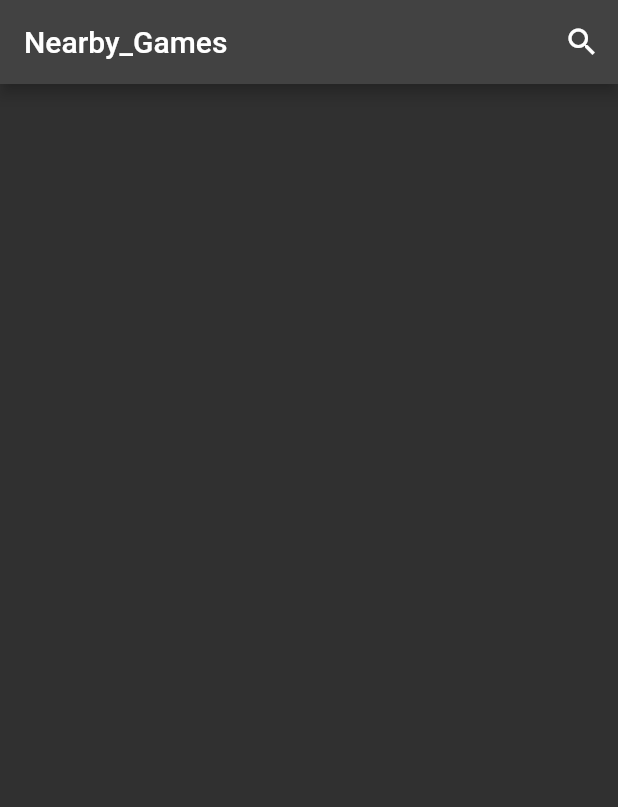
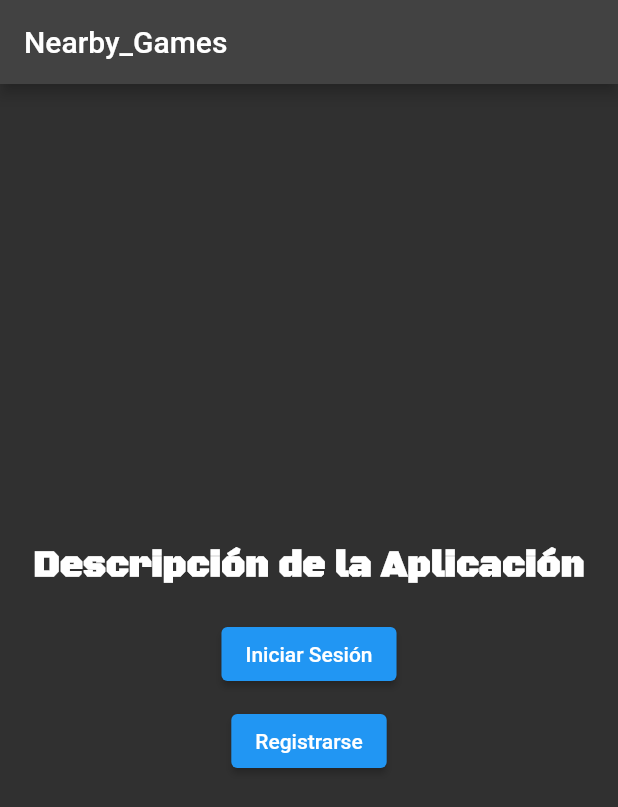
Before and after one commit to Gabriel-Guz/DMI_Integradora_Videojuego, a Flutter app: the Home screen opened directly, on a phone screen of 412 x 824 dp. Shown: the top 807 px of the screen. Run offline on Flutter 3.47's test engine with Material 2 defaults, Android fonts, the phone set to English and light mode, and no system bars.

```diff
--- a/nearby_games_integradora/lib/home.dart
+++ b/nearby_games_integradora/lib/home.dart
@@ -1,48 +1,48 @@
-// Creado por:
-// Asignatura: Desarrollo Movil Integral
-//Grado: 10   Grupo: "A"
-// Docente: MTI. Marco Antonio Ramirez Hernandez
-import 'package:flutter/material.dart'; // Importa la biblioteca Flutter para construir interfaces de usuario.
+import 'package:flutter/material.dart';
+import 'package:nearby_games_integradora/login.dart';
+import 'package:nearby_games_integradora/register.dart';
 
-class Home extends StatefulWidget {
-  const Home(
-      {super.key}); // Constructor de Home con un parámetro opcional llamado key.
-  @override
-  State<Home> createState() =>
-      _HomeState(); // Define una clase que extiende StatefulWidget y proporciona un método para crear su estado interno.
-}
-
-class _HomeState extends State<Home> {
-  // Define una clase que extiende State y representa el estado interno de Home.
-
-  // Estilo de fuente personalizado
-  final TextStyle customTextStyle = TextStyle(
-    fontFamily: 'MiFuente', // Nombre de la fuente definido en pubspec.yaml
-    fontSize: 16.0, // Tamaño de fuente deseado
-    fontWeight: FontWeight
-        .bold, // Puedes ajustar el peso de la fuente según tus preferencias
-  );
-
+class Home extends StatelessWidget {
   @override
   Widget build(BuildContext context) {
-    // Crear una página Scaffold que contiene la estructura principal de la aplicación
-    return new Scaffold(
-      appBar: new AppBar(
-        // Barra de navegación superior (AppBar) con un título y un botón de búsqueda
-        title: new Text("Nearby_Games"), // Título de la aplicación
-        actions: <Widget>[
-          new IconButton(
-            icon: new Icon(
-              Icons.search,
-              color: Colors.white,
+    return Scaffold(
+      appBar: AppBar(
+        title: Text("Nearby_Games"),
+      ),
+      body: Center(
+        child: Column(
+          mainAxisAlignment: MainAxisAlignment.center,
+          children: [
+            Text(
+              "Descripción de la Aplicación",
+              style: TextStyle(
+                fontSize: 24,
+                fontFamily: 'MiFuente',
+                fontWeight: FontWeight.bold,
+              ),
+              textAlign: TextAlign.center,
             ),
-            onPressed: () {
-              // Acción a ejecutar cuando se presiona el botón de búsqueda
-            },
-          ),
-        ],
+            SizedBox(height: 20),
+            ElevatedButton(
+              onPressed: () {
+                // Navega a la pantalla de inicio de sesión (login)
+                Navigator.push(
+                    context, MaterialPageRoute(builder: (context) => Login()));
+              },
+              child: Text("Iniciar Sesión"),
+            ),
+            SizedBox(height: 10),
+            ElevatedButton(
+              onPressed: () {
+                // Navega a la pantalla de registro (register)
+                Navigator.push(context,
+                    MaterialPageRoute(builder: (context) => Register()));
+              },
+              child: Text("Registrarse"),
+            ),
+          ],
+        ),
       ),
-      body: PageView(),
     );
   }
 }
```
Also changed, not shown: nearby_games_integradora/lib/login.dart (added, +50 -0 lines), nearby_games_integradora/lib/register.dart (added, +59 -0 lines).
